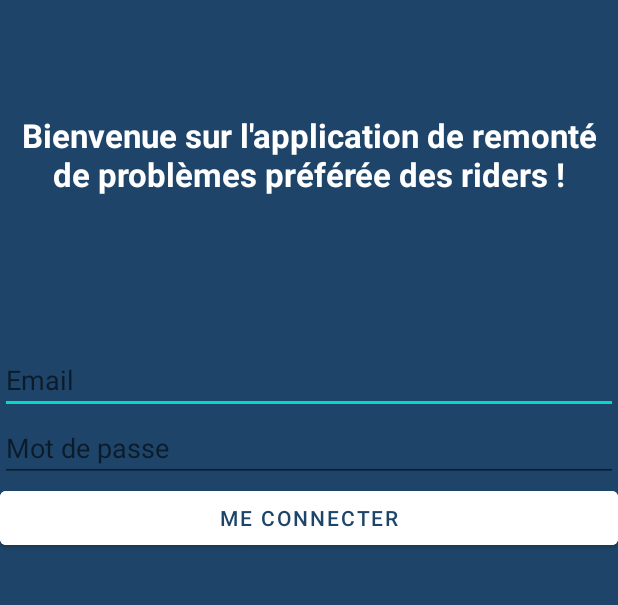
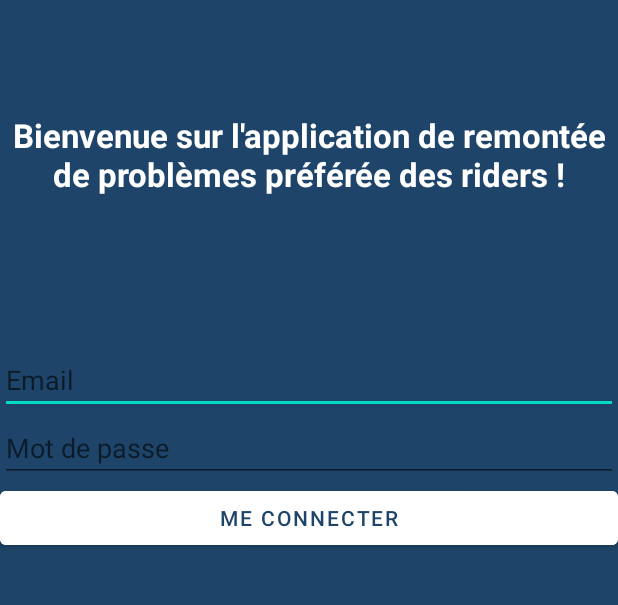
Before and after one commit to Fedon98/easyscooter-android, an Android app: the screen it shows after launch (MainActivity), on a phone screen of 412 x 824 dp, the part 294-899 px from its top. Run offline under Robolectric (Android 15) with nearby library versions, the phone set to English and light mode, and no system bars; our stand-ins replace Volley.

Commit message:
Update activity_main.xml

```diff
--- a/app/src/main/res/layout/activity_main.xml
+++ b/app/src/main/res/layout/activity_main.xml
@@ -38,7 +38,7 @@
         <TextView
             android:layout_width="match_parent"
             android:layout_height="match_parent"
-            android:text="Bienvenue sur l'application de remonté de problèmes préférée des riders !"
+            android:text="Bienvenue sur l'application de remontée de problèmes préférée des riders !"
             android:textSize="22sp"
             android:textStyle="bold"
             android:textColor="@color/white"
```
